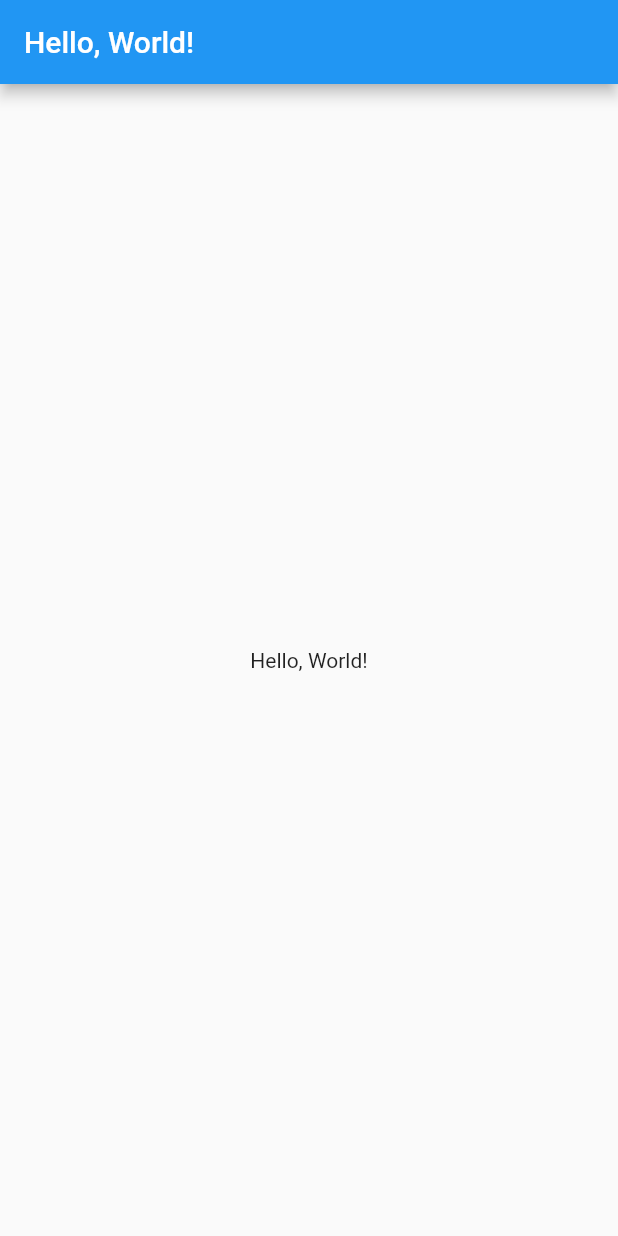
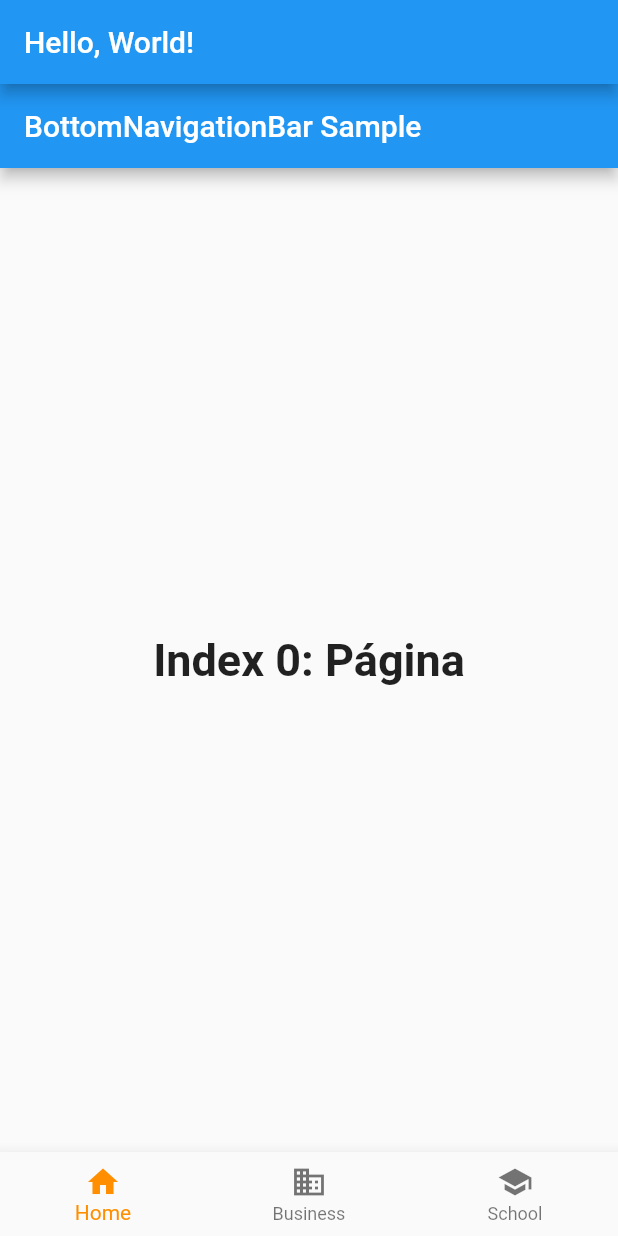
Before and after one commit to staverne/flutterperu, a Flutter app: the screen it shows after launch, after a tap on "José", on a phone screen of 412 x 824 dp. Run offline on Flutter 3.47's test engine with Material 2 defaults, Android fonts, the light colour scheme and no system bars; our stand-ins replace go_router.

Commit message:
commit de jose

```diff
--- /dev/null
+++ b/lib/jose.dart
@@ -0,0 +1,99 @@
+import 'package:flutter/material.dart';
+import 'package:flutterperu/routes.dart';
+
+import 'package:flutter/material.dart';
+
+/// Flutter code sample for [BottomNavigationBar].
+
+class JosePage extends StatelessWidget {
+  @override
+  Widget build(BuildContext context) {
+    return MaterialApp(
+      home: Scaffold(
+        appBar: AppBar(
+          title: Text('Hello, World!'),
+        ),
+        body: Center(
+          child: BottomNavigationBarExampleApp(),
+        ),
+      ),
+    );
+  }
+}
+
+class BottomNavigationBarExampleApp extends StatelessWidget {
+  const BottomNavigationBarExampleApp({super.key});
+
+  @override
+  Widget build(BuildContext context) {
+    return const MaterialApp(
+      home: BottomNavigationBarExample(),
+    );
+  }
+}
+
+class BottomNavigationBarExample extends StatefulWidget {
+  const BottomNavigationBarExample({super.key});
+
+  @override
+  State<BottomNavigationBarExample> createState() =>
+      _BottomNavigationBarExampleState();
+}
+
+class _BottomNavigationBarExampleState
+    extends State<BottomNavigationBarExample> {
+  int _selectedIndex = 0;
+  static const TextStyle optionStyle =
+      TextStyle(fontSize: 30, fontWeight: FontWeight.bold);
+  static const List<Widget> _widgetOptions = <Widget>[
+    Text(
+      'Index 0: Página',
+      style: optionStyle,
+    ),
+    Text(
+      'Index 1: 1',
+      style: optionStyle,
+    ),
+    Text(
+      'Index 2: School',
+      style: optionStyle,
+    ),
+  ];
+
+  void _onItemTapped(int index) {
+    setState(() {
+      _selectedIndex = index;
+    });
+  }
+
+  @override
+  Widget build(BuildContext context) {
+    return Scaffold(
+      appBar: AppBar(
+        title: const Text('BottomNavigationBar Sample'),
+      ),
+      body: Center(
+        child: _widgetOptions.elementAt(_selectedIndex),
+      ),
+      bottomNavigationBar: BottomNavigationBar(
+        items: const <BottomNavigationBarItem>[
+          BottomNavigationBarItem(
+            icon: Icon(Icons.home),
+            label: 'Home',
+          ),
+          BottomNavigationBarItem(
+            icon: Icon(Icons.business),
+            label: 'Business',
+          ),
+          BottomNavigationBarItem(
+            icon: Icon(Icons.school),
+            label: 'School',
+          ),
+        ],
+        currentIndex: _selectedIndex,
+        selectedItemColor: Colors.amber[800],
+        onTap: _onItemTapped,
+      ),
+    );
+  }
+}
--- a/lib/routes.dart
+++ b/lib/routes.dart
@@ -1,6 +1,7 @@
 import 'package:flutter/material.dart';
 import 'package:go_router/go_router.dart';
 import 'package:flutterperu/main.dart';
+import 'package:flutterperu/jose.dart';
 import 'package:flutterperu/test.dart';
 
 class RouteConstants {
@@ -28,7 +29,7 @@
           name: RouteConstants.joseRouteName,
           path: '/jose',
           pageBuilder: (context, state) {
-            return MaterialPage(child: TestPage());
+            return MaterialPage(child: JosePage());
           },
         ),
         GoRoute(
```
